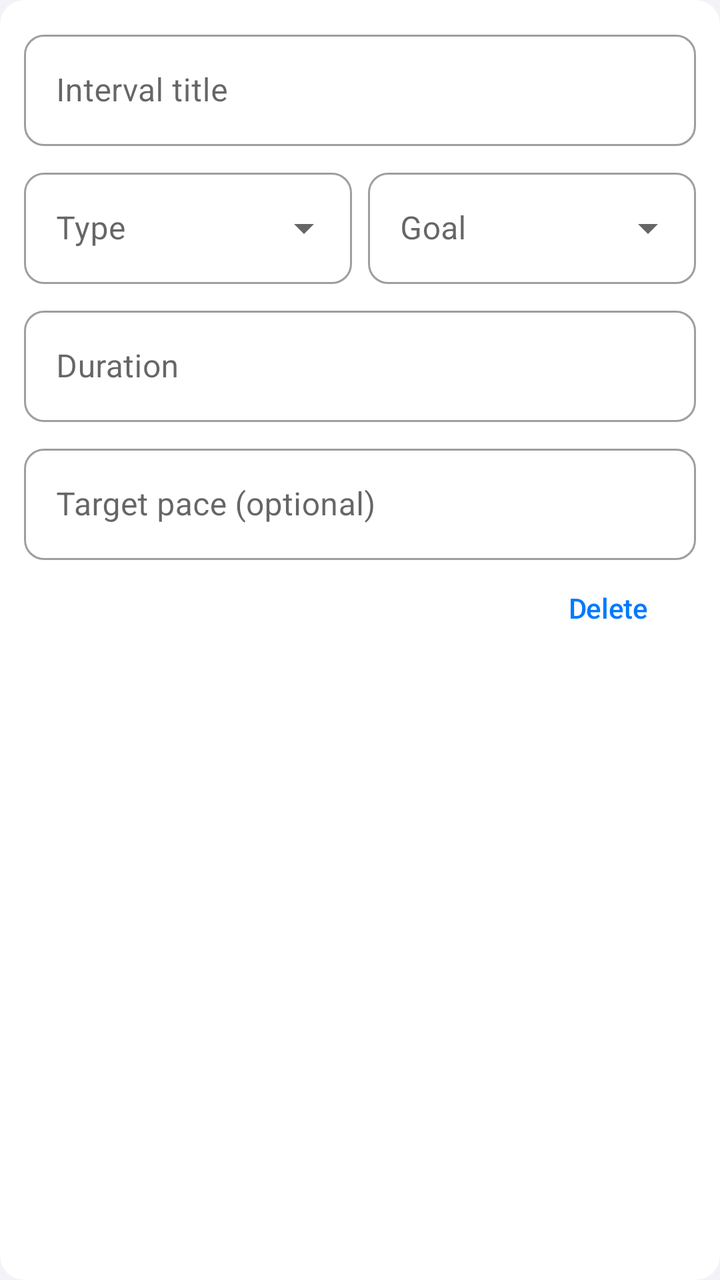
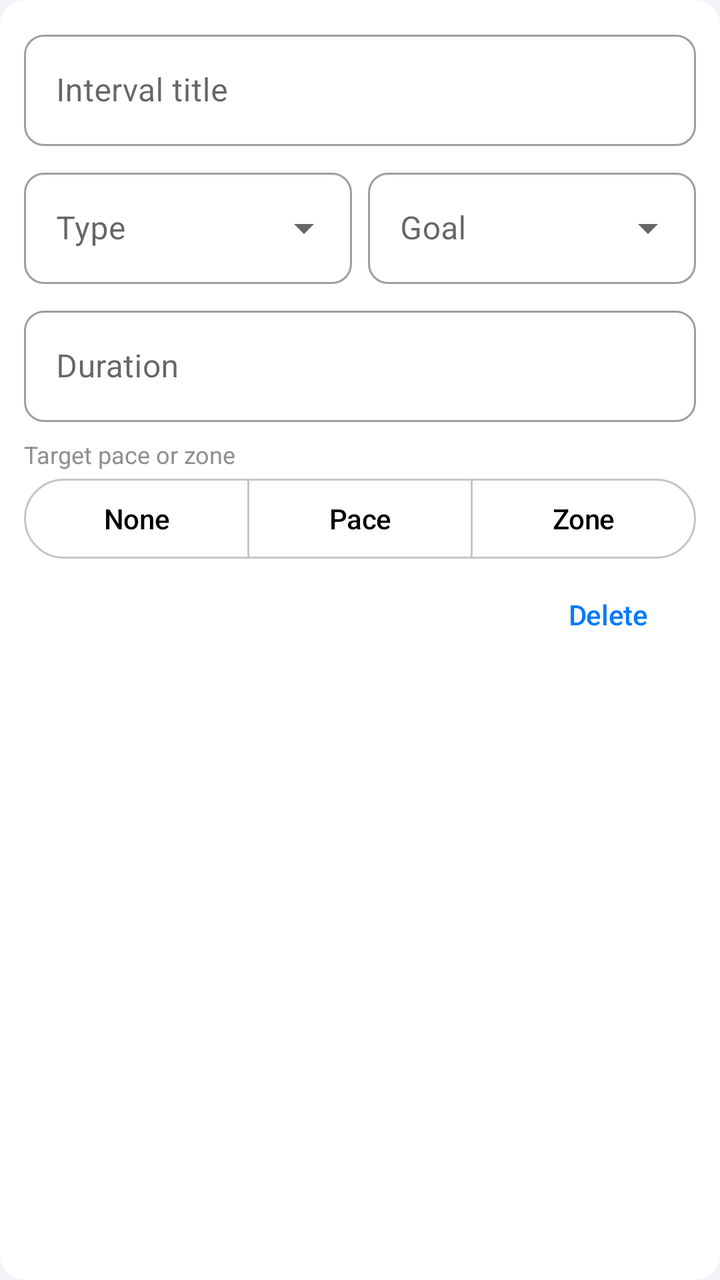

An Android layout rendered at two revisions. The XML below is the earlier revision; the diff shows what the commit changed to produce the second picture.
<!-- AndroidManifest.xml: application theme Theme.Runner -->
<!-- res/layout/item_template_segment.xml -->
<?xml version="1.0" encoding="utf-8"?>
<com.google.android.material.card.MaterialCardView xmlns:android="http://schemas.android.com/apk/res/android"
    xmlns:app="http://schemas.android.com/apk/res-auto"
    android:layout_width="match_parent"
    android:layout_height="wrap_content"
    android:layout_marginBottom="8dp"
    app:cardCornerRadius="12dp"
    app:cardElevation="0dp">

    <LinearLayout
        android:layout_width="match_parent"
        android:layout_height="wrap_content"
        android:orientation="vertical"
        android:padding="12dp">

        <com.google.android.material.textfield.TextInputLayout
            android:layout_width="match_parent"
            android:layout_height="wrap_content"
            style="@style/Widget.MaterialComponents.TextInputLayout.OutlinedBox">

            <com.google.android.material.textfield.TextInputEditText
                android:id="@+id/editText_segment_title"
                android:layout_width="match_parent"
                android:layout_height="wrap_content"
                android:hint="@string/segment_title_hint" />
        </com.google.android.material.textfield.TextInputLayout>

        <LinearLayout
            android:layout_width="match_parent"
            android:layout_height="wrap_content"
            android:layout_marginTop="8dp"
            android:orientation="horizontal">

            <com.google.android.material.textfield.TextInputLayout
                android:layout_width="0dp"
                android:layout_height="wrap_content"
                android:layout_weight="1"
                android:layout_marginEnd="4dp"
                style="@style/Widget.MaterialComponents.TextInputLayout.OutlinedBox.ExposedDropdownMenu">

                <AutoCompleteTextView
                    android:id="@+id/autoComplete_segment_kind"
                    android:layout_width="match_parent"
                    android:layout_height="wrap_content"
                    android:hint="@string/segment_kind"
                    android:inputType="none" />
            </com.google.android.material.textfield.TextInputLayout>

            <com.google.android.material.textfield.TextInputLayout
                android:layout_width="0dp"
                android:layout_height="wrap_content"
                android:layout_weight="1"
                android:layout_marginStart="4dp"
                style="@style/Widget.MaterialComponents.TextInputLayout.OutlinedBox.ExposedDropdownMenu">

                <AutoCompleteTextView
                    android:id="@+id/autoComplete_segment_goal"
                    android:layout_width="match_parent"
                    android:layout_height="wrap_content"
                    android:hint="@string/segment_goal"
                    android:inputType="none" />
            </com.google.android.material.textfield.TextInputLayout>
        </LinearLayout>

        <com.google.android.material.textfield.TextInputLayout
            android:id="@+id/layout_duration"
            android:layout_width="match_parent"
            android:layout_height="wrap_content"
            android:layout_marginTop="8dp"
            style="@style/Widget.MaterialComponents.TextInputLayout.OutlinedBox">

            <com.google.android.material.textfield.TextInputEditText
                android:id="@+id/editText_duration"
                android:layout_width="match_parent"
                android:layout_height="wrap_content"
                android:clickable="true"
                android:cursorVisible="false"
                android:focusable="false"
                android:hint="@string/segment_duration_hint"
                android:inputType="none" />
        </com.google.android.material.textfield.TextInputLayout>

        <com.google.android.material.textfield.TextInputLayout
            android:id="@+id/layout_distance"
            android:layout_width="match_parent"
            android:layout_height="wrap_content"
            android:layout_marginTop="8dp"
            android:visibility="gone"
            style="@style/Widget.MaterialComponents.TextInputLayout.OutlinedBox">

            <com.google.android.material.textfield.TextInputEditText
                android:id="@+id/editText_distance"
                android:layout_width="match_parent"
                android:layout_height="wrap_content"
                android:clickable="true"
                android:cursorVisible="false"
                android:focusable="false"
                android:hint="@string/segment_distance_hint"
                android:inputType="none" />
        </com.google.android.material.textfield.TextInputLayout>

        <com.google.android.material.textfield.TextInputLayout
            android:layout_width="match_parent"
            android:layout_height="wrap_content"
            android:layout_marginTop="8dp"
            style="@style/Widget.MaterialComponents.TextInputLayout.OutlinedBox">

            <com.google.android.material.textfield.TextInputEditText
                android:id="@+id/editText_pace"
                android:layout_width="match_parent"
                android:layout_height="wrap_content"
                android:clickable="true"
                android:cursorVisible="false"
                android:focusable="false"
                android:hint="@string/segment_pace_hint"
                android:inputType="none" />
        </com.google.android.material.textfield.TextInputLayout>

        <com.google.android.material.button.MaterialButton
            android:id="@+id/button_remove_segment"
            style="@style/Widget.Material3.Button.TextButton"
            android:layout_width="wrap_content"
            android:layout_height="wrap_content"
            android:layout_gravity="end"
            android:text="@string/delete" />
    </LinearLayout>
</com.google.android.material.card.MaterialCardView>
<!-- resources referenced by this layout -->
<resources>
  <string name="delete">Delete</string>
  <string name="segment_distance_hint">Distance</string>
  <string name="segment_duration_hint">Duration</string>
  <string name="segment_goal">Goal</string>
  <string name="segment_kind">Type</string>
  <string name="segment_pace_hint">Target pace (optional)</string>
  <string name="segment_title_hint">Interval title</string>
  <color name="ios_blue">#FF007AFF</color>
  <color name="white">#FFFFFFFF</color>
  <color name="blue_100">#FFCCE4FF</color>
  <color name="blue_900">#FF003D7A</color>
  <color name="ios_indigo">#FF5856D6</color>
  <color name="ios_gray5">#FFE5E5EA</color>
  <color name="ios_label">#FF000000</color>
  <color name="ios_orange">#FFFF9500</color>
  <color name="ios_tertiary_container">#FFFFE8CC</color>
  <color name="ios_on_tertiary_container">#FF663A00</color>
  <color name="ios_red">#FFFF3B30</color>
  <color name="ios_error_container">#FFFFE5E3</color>
  <color name="ios_on_error_container">#FF93000A</color>
  <color name="ios_grouped_background">#FFF2F2F7</color>
  <color name="ios_secondary_grouped_background">#FFFFFFFF</color>
  <color name="ios_gray">#FF8E8E93</color>
  <color name="ios_gray6">#FFF2F2F7</color>
  <color name="ios_gray4">#FFD1D1D6</color>
  <color name="ios_opaque_separator">#FFC6C6C8</color>
  <style name="ShapeAppearance.Runner.SmallComponent" parent="ShapeAppearance.Material3.SmallComponent">
          <item name="cornerFamily">rounded</item>
          <item name="cornerSize">8dp</item>
      </style>
  <style name="ShapeAppearance.Runner.MediumComponent" parent="ShapeAppearance.Material3.MediumComponent">
          <item name="cornerFamily">rounded</item>
          <item name="cornerSize">12dp</item>
      </style>
  <style name="ShapeAppearance.Runner.LargeComponent" parent="ShapeAppearance.Material3.LargeComponent">
          <item name="cornerFamily">rounded</item>
          <item name="cornerSize">16dp</item>
      </style>
  <style name="Widget.Runner.Button.Outlined" parent="Widget.Material3.Button.OutlinedButton">
          <item name="cornerRadius">12dp</item>
          <item name="android:textAllCaps">false</item>
          <item name="strokeColor">@color/ios_opaque_separator</item>
          <item name="strokeWidth">1dp</item>
      </style>
  <style name="Widget.Runner.Button.Text" parent="Widget.Material3.Button.TextButton">
          <item name="android:textAllCaps">false</item>
          <item name="android:textColor">@color/ios_blue</item>
      </style>
  <style name="Widget.Runner.Toolbar" parent="Widget.Material3.Toolbar">
          <item name="titleTextColor">@color/ios_label</item>
          <item name="subtitleTextColor">@color/ios_gray</item>
          <item name="android:background">@android:color/transparent</item>
      </style>
  <style name="Widget.Runner.Switch" parent="Widget.Material3.CompoundButton.MaterialSwitch">
          <item name="thumbTint">@color/ios_switch_thumb</item>
          <item name="trackTint">@color/ios_switch_track</item>
      </style>
  <style name="Widget.Runner.Snackbar" parent="Widget.Material3.Snackbar">
          <item name="shapeAppearance">@style/ShapeAppearance.Runner.SmallComponent</item>
      </style>
  <style name="Widget.Runner.Snackbar.Button" parent="Widget.Material3.Button.TextButton.Snackbar">
          <item name="android:textColor">@color/ios_blue</item>
          <item name="android:textAllCaps">false</item>
      </style>
  <color name="ios_blue_fill">#1A007AFF</color>
  <!-- unchanged entries left out for length: 7 -->
</resources>

<!-- the commit's change to res/layout/item_template_segment.xml (unified diff, before → after) -->
@@ -99,10 +99,54 @@
                 android:inputType="none" />
         </com.google.android.material.textfield.TextInputLayout>
 
-        <com.google.android.material.textfield.TextInputLayout
-            android:layout_width="match_parent"
-            android:layout_height="wrap_content"
-            android:layout_marginTop="8dp"
+        <TextView
+            android:id="@+id/textView_target_label"
+            android:layout_width="match_parent"
+            android:layout_height="wrap_content"
+            android:layout_marginTop="8dp"
+            android:text="@string/segment_target_label"
+            android:textColor="?attr/colorOnSurfaceVariant"
+            android:textSize="12sp" />
+
+        <com.google.android.material.button.MaterialButtonToggleGroup
+            android:id="@+id/toggle_segment_target"
+            android:layout_width="match_parent"
+            android:layout_height="wrap_content"
+            android:orientation="horizontal"
+            app:selectionRequired="true"
+            app:singleSelection="true">
+
+            <com.google.android.material.button.MaterialButton
+                android:id="@+id/button_target_none"
+                style="@style/Widget.Material3.Button.OutlinedButton"
+                android:layout_width="0dp"
+                android:layout_height="wrap_content"
+                android:layout_weight="1"
+                android:text="@string/segment_target_none" />
+
+            <com.google.android.material.button.MaterialButton
+                android:id="@+id/button_target_pace"
+                style="@style/Widget.Material3.Button.OutlinedButton"
+                android:layout_width="0dp"
+                android:layout_height="wrap_content"
+                android:layout_weight="1"
+                android:text="@string/segment_target_pace" />
+
+            <com.google.android.material.button.MaterialButton
+                android:id="@+id/button_target_zone"
+                style="@style/Widget.Material3.Button.OutlinedButton"
+                android:layout_width="0dp"
+                android:layout_height="wrap_content"
+                android:layout_weight="1"
+                android:text="@string/segment_target_zone" />
+        </com.google.android.material.button.MaterialButtonToggleGroup>
+
+        <com.google.android.material.textfield.TextInputLayout
+            android:id="@+id/layout_pace"
+            android:layout_width="match_parent"
+            android:layout_height="wrap_content"
+            android:layout_marginTop="8dp"
+            android:visibility="gone"
             style="@style/Widget.MaterialComponents.TextInputLayout.OutlinedBox">
 
             <com.google.android.material.textfield.TextInputEditText
@@ -112,9 +156,46 @@
                 android:clickable="true"
                 android:cursorVisible="false"
                 android:focusable="false"
-                android:hint="@string/segment_pace_hint"
-                android:inputType="none" />
-        </com.google.android.material.textfield.TextInputLayout>
+                android:hint="@string/segment_dialog_pace_title"
+                android:inputType="none" />
+        </com.google.android.material.textfield.TextInputLayout>
+
+        <com.google.android.material.textfield.TextInputLayout
+            android:id="@+id/layout_hr_zone"
+            android:layout_width="match_parent"
+            android:layout_height="wrap_content"
+            android:layout_marginTop="8dp"
+            android:visibility="gone"
+            style="@style/Widget.MaterialComponents.TextInputLayout.OutlinedBox">
+
+            <com.google.android.material.textfield.TextInputEditText
+                android:id="@+id/editText_hr_zone"
+                android:layout_width="match_parent"
+                android:layout_height="wrap_content"
+                android:clickable="true"
+                android:cursorVisible="false"
+                android:focusable="false"
+                android:hint="@string/segment_target_zone_hint"
+                android:inputType="none" />
+        </com.google.android.material.textfield.TextInputLayout>
+
+        <TextView
+            android:id="@+id/textView_zone_disabled_hint"
+            android:layout_width="match_parent"
+            android:layout_height="wrap_content"
+            android:layout_marginTop="4dp"
+            android:text="@string/segment_target_zone_disabled"
+            android:textColor="?attr/colorOnSurfaceVariant"
+            android:textSize="13sp"
+            android:visibility="gone" />
+
+        <com.google.android.material.button.MaterialButton
+            android:id="@+id/button_open_settings"
+            style="@style/Widget.Material3.Button.TextButton"
+            android:layout_width="wrap_content"
+            android:layout_height="wrap_content"
+            android:text="@string/segment_target_open_settings"
+            android:visibility="gone" />
 
         <com.google.android.material.button.MaterialButton
             android:id="@+id/button_remove_segment"
<!-- resource entries referenced after the edit -->
@@ -1,11 +1,18 @@
 <!-- resources referenced by this layout -->
 <resources>
   <string name="delete">Delete</string>
+  <string name="segment_dialog_pace_title">Target pace</string>
   <string name="segment_distance_hint">Distance</string>
   <string name="segment_duration_hint">Duration</string>
   <string name="segment_goal">Goal</string>
   <string name="segment_kind">Type</string>
-  <string name="segment_pace_hint">Target pace (optional)</string>
+  <string name="segment_target_label">Target pace or zone</string>
+  <string name="segment_target_none">None</string>
+  <string name="segment_target_open_settings">Open settings</string>
+  <string name="segment_target_pace">Pace</string>
+  <string name="segment_target_zone">Zone</string>
+  <string name="segment_target_zone_disabled">Zones are off: set your date of birth or maximum heart rate</string>
+  <string name="segment_target_zone_hint">Heart rate zone</string>
   <string name="segment_title_hint">Interval title</string>
   <color name="ios_blue">#FF007AFF</color>
   <color name="white">#FFFFFFFF</color>
